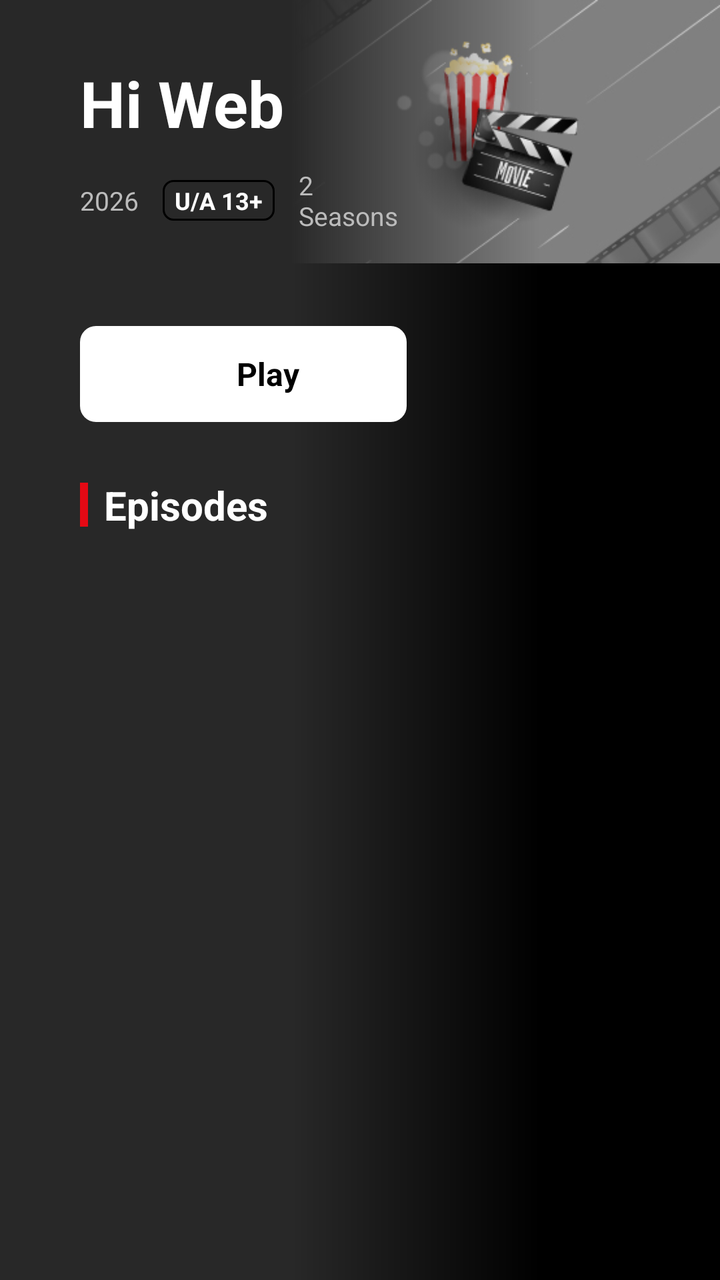
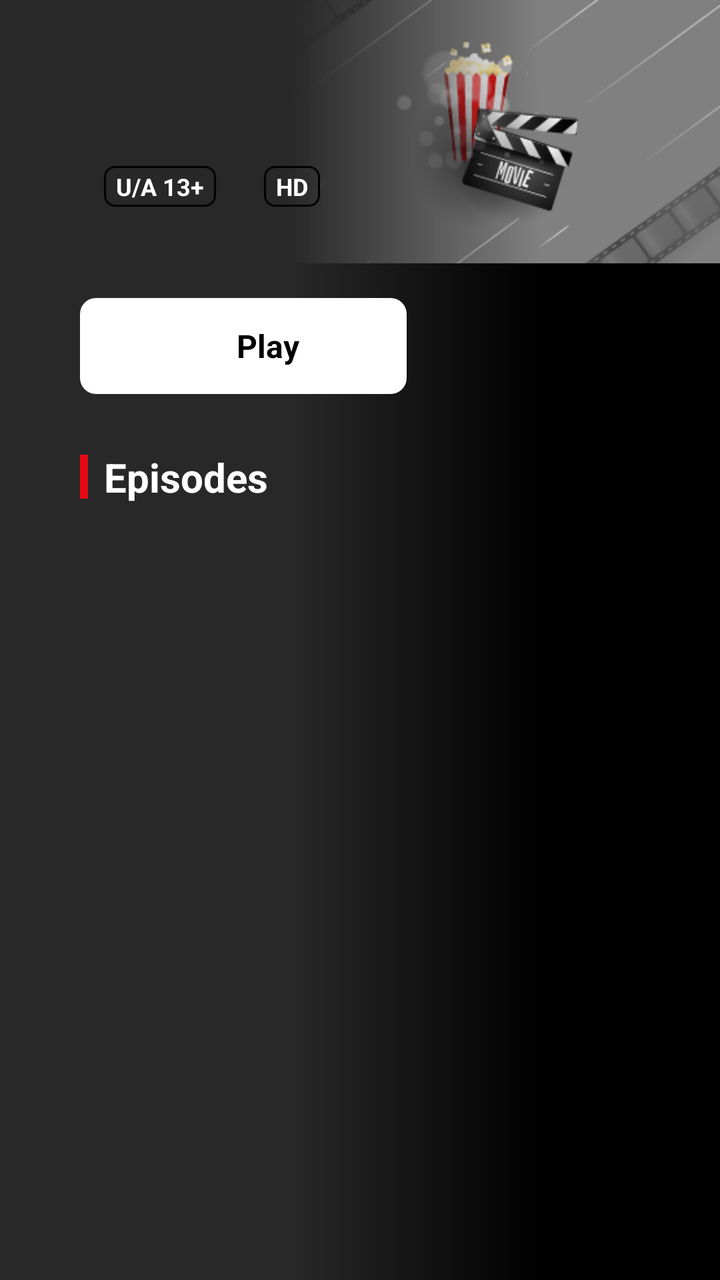

Compare the two renders of this Android layout. The source of the first and the diff that turns it into the second are given below.
<!-- AndroidManifest.xml: activity theme Theme.BestcastTV.NoActionBar -->
<!-- res/layout/activity_web_series_details.xml -->
<?xml version="1.0" encoding="utf-8"?>
<androidx.constraintlayout.widget.ConstraintLayout xmlns:android="http://schemas.android.com/apk/res/android"
    xmlns:app="http://schemas.android.com/apk/res-auto"
    android:layout_width="match_parent"
    android:layout_height="match_parent"
    android:background="@android:color/black">

    <ImageView
        android:id="@+id/img_series_banner"
        android:layout_width="0dp"
        android:layout_height="0dp"
        android:adjustViewBounds="true"
        android:scaleType="centerCrop"
        android:src="@drawable/default_landscape"
        app:layout_constraintDimensionRatio="16:9"
        app:layout_constraintEnd_toEndOf="parent"
        app:layout_constraintTop_toTopOf="parent"
        app:layout_constraintWidth_percent=".65" />

    <View
        android:id="@+id/gradient_overlay"
        android:layout_width="0dp"
        android:layout_height="0dp"
        android:background="@drawable/banner_gradient"
        app:layout_constraintBottom_toBottomOf="parent"
        app:layout_constraintStart_toStartOf="parent"
        app:layout_constraintTop_toTopOf="parent"
        app:layout_constraintWidth_percent=".75" />

    <ScrollView
        android:layout_width="0dp"
        android:layout_height="match_parent"
        android:clipToPadding="false"
        android:paddingStart="40dp"
        android:paddingTop="30dp"
        android:paddingEnd="20dp"
        android:paddingBottom="40dp"
        app:layout_constraintBottom_toBottomOf="parent"
        app:layout_constraintStart_toStartOf="parent"
        app:layout_constraintTop_toTopOf="parent"
        app:layout_constraintWidth_percent=".62">

        <LinearLayout
            android:layout_width="match_parent"
            android:layout_height="wrap_content"
            android:orientation="vertical">

            
            <TextView
                android:id="@+id/txt_series_title"
                android:layout_width="match_parent"
                android:layout_height="wrap_content"
                android:text="Hi Web"
                android:textColor="@android:color/white"
                android:textSize="32sp"
                android:textStyle="bold" />

            
            <LinearLayout
                android:layout_width="match_parent"
                android:layout_height="wrap_content"
                android:layout_marginTop="10dp"
                android:gravity="center_vertical"
                android:orientation="horizontal">

                <TextView
                    android:id="@+id/txt_series_year"
                    android:layout_width="wrap_content"
                    android:layout_height="wrap_content"
                    android:text="2026"
                    android:textColor="#BBBBBB"
                    android:textSize="13sp" />

                <TextView
                    android:id="@+id/txt_series_certificate"
                    android:layout_width="wrap_content"
                    android:layout_height="wrap_content"
                    android:layout_marginStart="12dp"
                    android:background="@drawable/white_border_box"
                    android:paddingStart="6dp"
                    android:paddingTop="2dp"
                    android:paddingEnd="6dp"
                    android:paddingBottom="2dp"
                    android:text="U/A 13+"
                    android:textColor="@android:color/white"
                    android:textSize="12sp"
                    android:textStyle="bold" />

                <TextView
                    android:id="@+id/txt_series_seasons_count"
                    android:layout_width="wrap_content"
                    android:layout_height="wrap_content"
                    android:layout_marginStart="12dp"
                    android:text="2 Seasons"
                    android:textColor="#BBBBBB"
                    android:textSize="13sp" />

                <TextView
                    android:id="@+id/txt_series_hd"
                    android:layout_width="wrap_content"
                    android:layout_height="wrap_content"
                    android:layout_marginStart="12dp"
                    android:background="@drawable/white_border_box"
                    android:paddingStart="6dp"
                    android:paddingTop="2dp"
                    android:paddingEnd="6dp"
                    android:paddingBottom="2dp"
                    android:text="HD"
                    android:textColor="@android:color/white"
                    android:textSize="12sp"
                    android:textStyle="bold" />
            </LinearLayout>

            
            <TextView
                android:id="@+id/txt_series_description"
                android:layout_width="match_parent"
                android:layout_height="wrap_content"
                android:layout_marginTop="10dp"
                android:ellipsize="end"
                android:lineSpacingMultiplier="1.2"
                android:maxLines="3"
                android:textColor="#CCCCCC"
                android:textSize="13sp" />

            
            <Button
                android:id="@+id/btn_play_resume"
                android:layout_width="match_parent"
                android:layout_height="48dp"
                android:layout_marginTop="18dp"
                android:background="@drawable/white_button_selector"
                android:drawableLeft="@drawable/ic_play"
                android:drawablePadding="8dp"
                android:focusable="true"
                android:gravity="center"
                android:text="Play"
                android:textColor="@android:color/black"
                android:textSize="16sp"
                android:textStyle="bold" />

            
            <LinearLayout
                android:layout_width="match_parent"
                android:layout_height="wrap_content"
                android:layout_marginTop="28dp"
                android:gravity="center_vertical"
                android:orientation="horizontal">

                <View
                    android:layout_width="4dp"
                    android:layout_height="22dp"
                    android:background="#E50914" />

                <TextView
                    android:id="@+id/txt_episodes_header"
                    android:layout_width="wrap_content"
                    android:layout_height="wrap_content"
                    android:layout_marginStart="8dp"
                    android:text="Episodes"
                    android:textColor="@android:color/white"
                    android:textSize="20sp"
                    android:textStyle="bold" />
            </LinearLayout>

            
            <androidx.recyclerview.widget.RecyclerView
                android:id="@+id/recycler_seasons"
                android:layout_width="match_parent"
                android:layout_height="wrap_content"
                android:layout_marginTop="12dp"
                android:clipToPadding="false"
                android:orientation="horizontal"
                app:layoutManager="androidx.recyclerview.widget.LinearLayoutManager" />

            
            <androidx.recyclerview.widget.RecyclerView
                android:id="@+id/recycler_episodes"
                android:layout_width="match_parent"
                android:layout_height="wrap_content"
                android:layout_marginTop="12dp"
                android:clipToPadding="false"
                android:orientation="vertical"
                app:layoutManager="androidx.recyclerview.widget.LinearLayoutManager" />

        </LinearLayout>
    </ScrollView>

</androidx.constraintlayout.widget.ConstraintLayout>
<!-- resources referenced by this layout -->
<resources>
  <!-- drawable banner_gradient (drawable) -->
  <?xml version="1.0" encoding="utf-8"?>
  <shape xmlns:android="http://schemas.android.com/apk/res/android">
      <gradient
          android:endColor="@android:color/transparent"
          android:centerColor="#282828"
          android:startColor="#282828"
          android:centerY=".54"/>
  </shape>
  <!-- drawable default_landscape: jpg bitmap (drawable, 45083 bytes) -->
  <!-- drawable ic_play (drawable) -->
  <vector xmlns:android="http://schemas.android.com/apk/res/android"
      android:width="16dp"
      android:height="16dp"
      android:tint="#FFFFFF"
      android:viewportWidth="24"
      android:viewportHeight="24">
      <path
          android:fillColor="@android:color/white"
          android:pathData="M8,5v14l11,-7z" />
  </vector>
  <!-- drawable white_border_box (drawable) -->
  <?xml version="1.0" encoding="utf-8"?>
  <shape xmlns:android="http://schemas.android.com/apk/res/android">
      <stroke
          android:width="1dp"
          android:color="@color/lb_tv_white" />
      <corners android:radius="5dp" />
  </shape>
  <!-- drawable white_button_selector (drawable) -->
  <?xml version="1.0" encoding="utf-8"?>
  <selector xmlns:android="http://schemas.android.com/apk/res/android">
      <item android:state_focused="true">
          <shape android:shape="rectangle">
              <solid android:color="#FFFFFF" />
              <corners android:radius="8dp" />
              <stroke android:width="3dp" android:color="#E50914" />
          </shape>
      </item>
      <item>
          <shape android:shape="rectangle">
              <solid android:color="#FFFFFF" />
              <corners android:radius="8dp" />
          </shape>
      </item>
  </selector>
  <style name="Theme.BestcastTV.NoActionBar">
          <item name="windowActionBar">false</item>
          <item name="windowNoTitle">true</item>
      </style>
</resources>

<!-- the commit's change to res/layout/activity_web_series_details.xml (unified diff, before → after) -->
@@ -27,14 +27,20 @@
         app:layout_constraintTop_toTopOf="parent"
         app:layout_constraintWidth_percent=".75" />
 
-    <ScrollView
+    <androidx.core.widget.NestedScrollView
+        android:id="@+id/scroll_series_details"
         android:layout_width="0dp"
         android:layout_height="match_parent"
         android:clipToPadding="false"
+        android:descendantFocusability="afterDescendants"
+        android:fillViewport="true"
+        android:focusable="false"
+        android:focusableInTouchMode="false"
         android:paddingStart="40dp"
         android:paddingTop="30dp"
         android:paddingEnd="20dp"
         android:paddingBottom="40dp"
+        android:scrollbars="none"
         app:layout_constraintBottom_toBottomOf="parent"
         app:layout_constraintStart_toStartOf="parent"
         app:layout_constraintTop_toTopOf="parent"
@@ -50,7 +56,6 @@
                 android:id="@+id/txt_series_title"
                 android:layout_width="match_parent"
                 android:layout_height="wrap_content"
-                android:text="Hi Web"
                 android:textColor="@android:color/white"
                 android:textSize="32sp"
                 android:textStyle="bold" />
@@ -67,7 +72,8 @@
                     android:id="@+id/txt_series_year"
                     android:layout_width="wrap_content"
                     android:layout_height="wrap_content"
-                    android:text="2026"
+                    android:text=""
+                    android:visibility="gone"
                     android:textColor="#BBBBBB"
                     android:textSize="13sp" />
 
@@ -91,7 +97,6 @@
                     android:layout_width="wrap_content"
                     android:layout_height="wrap_content"
                     android:layout_marginStart="12dp"
-                    android:text="2 Seasons"
                     android:textColor="#BBBBBB"
                     android:textSize="13sp" />
 
@@ -134,6 +139,7 @@
                 android:drawablePadding="8dp"
                 android:focusable="true"
                 android:gravity="center"
+                android:nextFocusDown="@id/recycler_seasons"
                 android:text="Play"
                 android:textColor="@android:color/black"
                 android:textSize="16sp"
@@ -170,6 +176,9 @@
                 android:layout_height="wrap_content"
                 android:layout_marginTop="12dp"
                 android:clipToPadding="false"
+                android:nestedScrollingEnabled="false"
+                android:nextFocusUp="@id/btn_play_resume"
+                android:nextFocusDown="@id/recycler_episodes"
                 android:orientation="horizontal"
                 app:layoutManager="androidx.recyclerview.widget.LinearLayoutManager" />
 
@@ -180,10 +189,12 @@
                 android:layout_height="wrap_content"
                 android:layout_marginTop="12dp"
                 android:clipToPadding="false"
+                android:nestedScrollingEnabled="false"
+                android:nextFocusUp="@id/recycler_seasons"
                 android:orientation="vertical"
                 app:layoutManager="androidx.recyclerview.widget.LinearLayoutManager" />
 
         </LinearLayout>
-    </ScrollView>
+    </androidx.core.widget.NestedScrollView>
 
 </androidx.constraintlayout.widget.ConstraintLayout>
